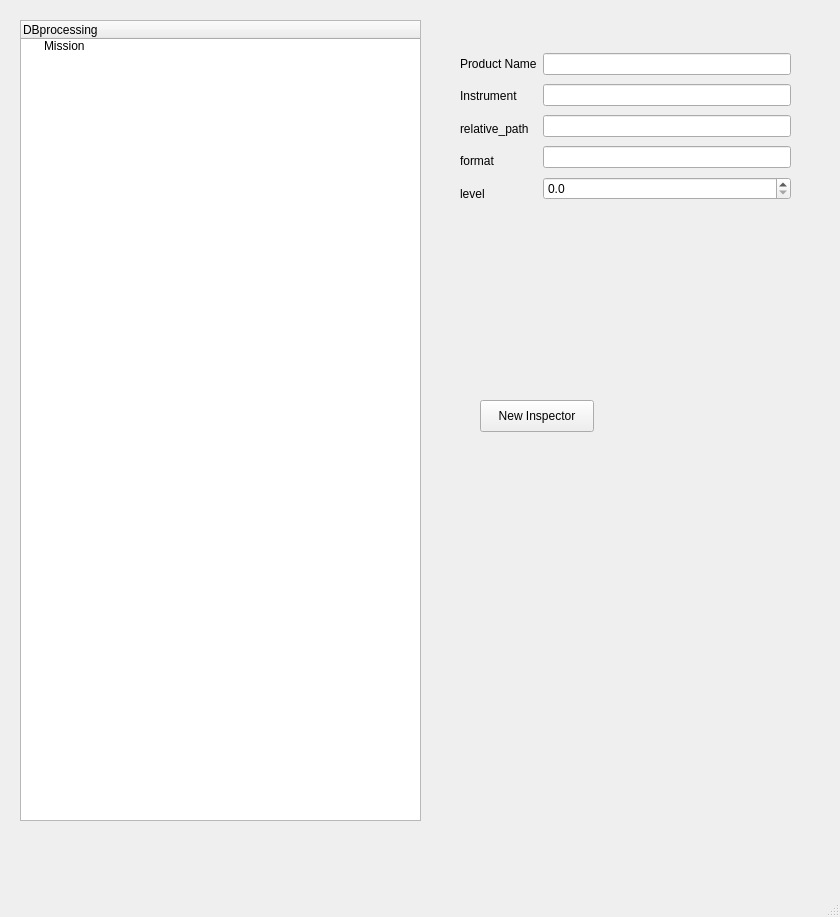
Old version of the form gui/MainUI.ui in the repository spacepy/dbprocessing.
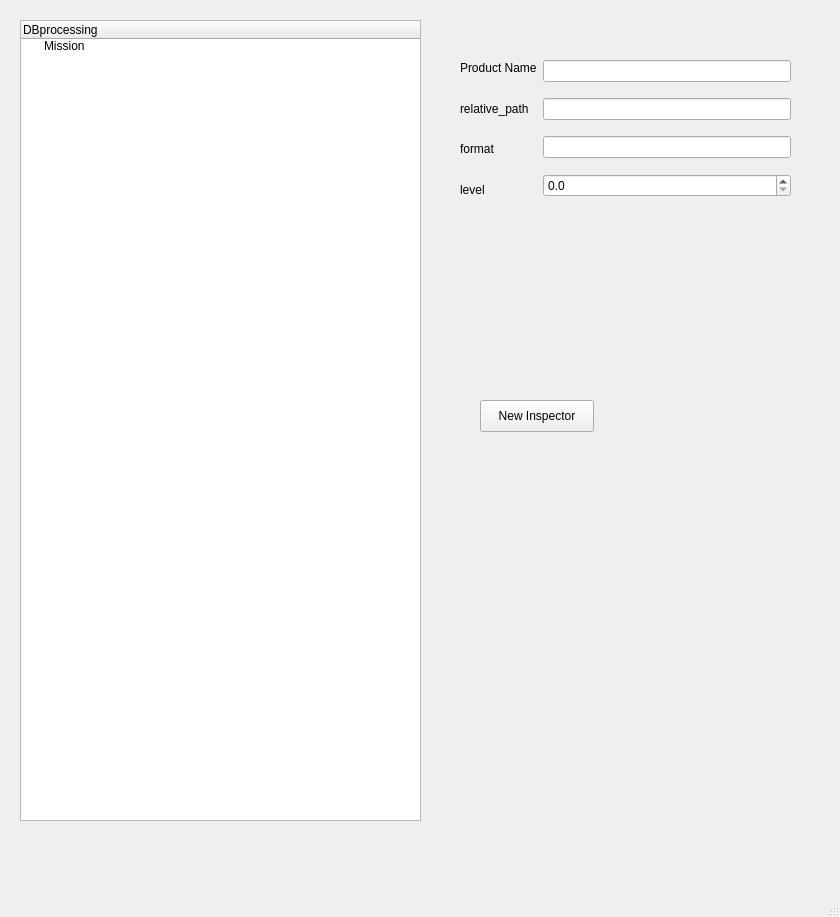
New version of the form. The open tabs and pages were chosen to show the change.

Commit message: gui: further development thru inspector

The edit to the form file:
```diff
--- a/gui/MainUI.ui
+++ b/gui/MainUI.ui
@@ -66,13 +66,6 @@
            </property>
           </widget>
          </item>
-         <item>
-          <widget class="QLabel" name="label_2">
-           <property name="text">
-            <string>Instrument</string>
-           </property>
-          </widget>
-         </item>
          <item>
           <widget class="QLabel" name="label_3">
            <property name="text">
@@ -108,10 +101,7 @@
           <widget class="QLineEdit" name="prod_relative_path"/>
          </item>
          <item>
-          <widget class="QLineEdit" name="prod_format_box"/>
-         </item>
-         <item>
-          <widget class="QDoubleSpinBox" name="prod_level_spin">
+          <widget class="QDoubleSpinBox" name="levelEntry">
            <property name="decimals">
             <number>1</number>
            </property>
```
Left out of the diff: 37 changed lines with no effect on the pictures. The commit also changes 1 other file.
